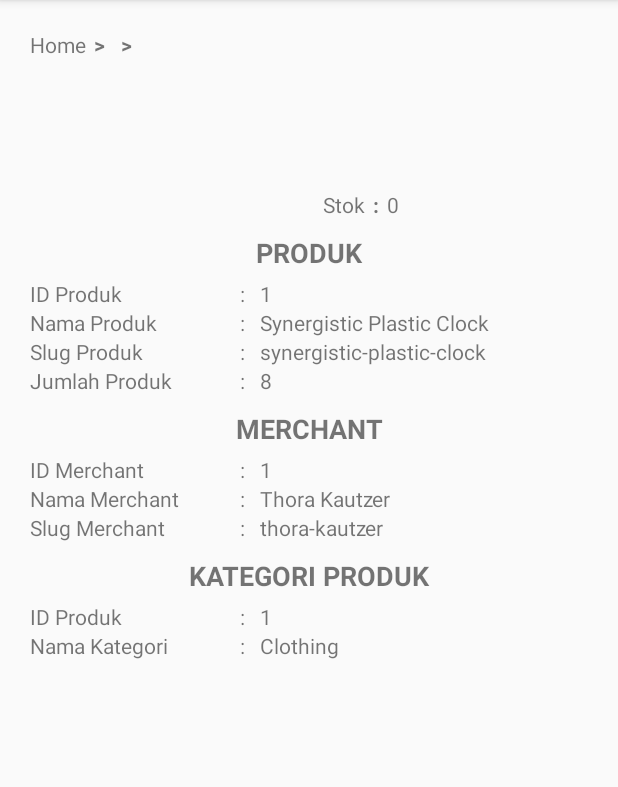
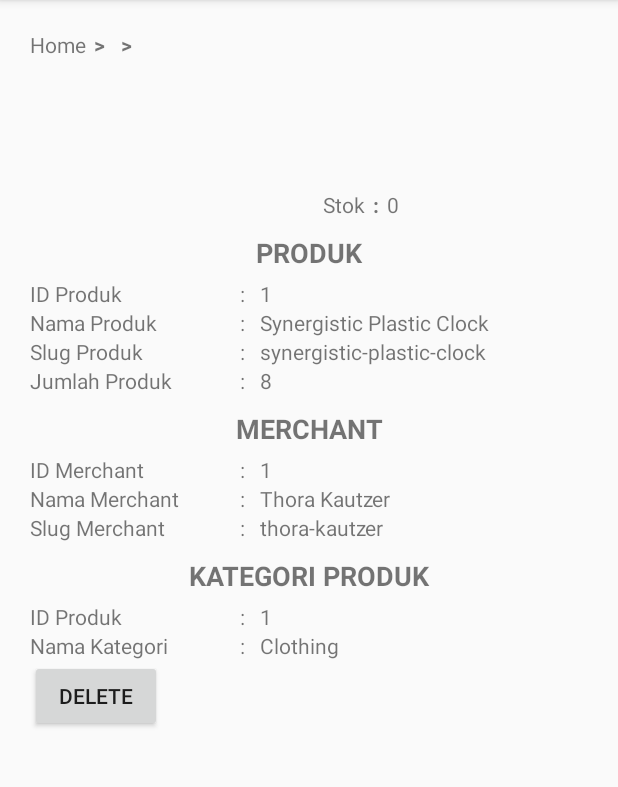
Before and after one commit to ArmandDitto/MarketplaceMerchant, an Android app: the DeskripsiProductActivity screen opened directly, with no data from a screen before it, on a phone screen of 412 x 824 dp, the part 84-871 px from its top. Run offline under Robolectric (Android 15) with nearby library versions, the phone set to English and light mode, and no system bars; our stand-ins replace Volley; network calls fail; pictures from the network do not load; 5 statements that could not run were skipped.

Commit message:
Menambahkan Delete pada pada deskripsi Produk

```diff
--- a/app/src/main/res/layout/activity_deskripsi_product.xml
+++ b/app/src/main/res/layout/activity_deskripsi_product.xml
@@ -1,4 +1,7 @@
 <?xml version="1.0" encoding="utf-8"?>
+<ScrollView xmlns:android="http://schemas.android.com/apk/res/android"
+    android:layout_height="match_parent"
+    android:layout_width="match_parent">
     <androidx.appcompat.widget.LinearLayoutCompat xmlns:android="http://schemas.android.com/apk/res/android"
         xmlns:app="http://schemas.android.com/apk/res-auto"
         xmlns:tools="http://schemas.android.com/tools"
@@ -371,4 +374,10 @@
 
         </LinearLayout> <!-- Deskripsi Bottom -->
 
+        <Button
+            android:id="@+id/button_delete_product"
+            android:layout_width="wrap_content"
+            android:layout_height="wrap_content"
+            android:text="Delete"/>
     </androidx.appcompat.widget.LinearLayoutCompat>
+</ScrollView>
```
Also changed, not shown: app/src/main/AndroidManifest.xml (+5 -4 lines), app/src/main/java/com/ditto/training/marketplaceformerchant/DeskripsiProductActivity.java (+69 -1 lines). Lines whose indentation alone changed are shown as unchanged.
